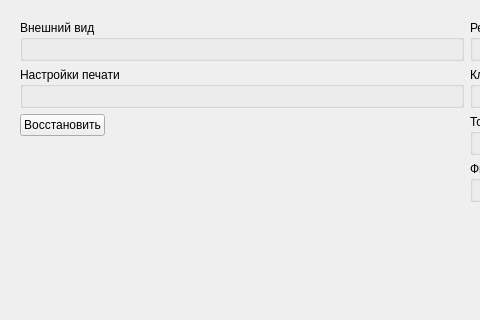
solderercb/snap_crm, file widgets/settingstabwidgets/ssettingspageuser.ui: the form before one commit; both pictures show x 0 to 480 and y 0 to 320 of the 1424 by 536 pixel window.
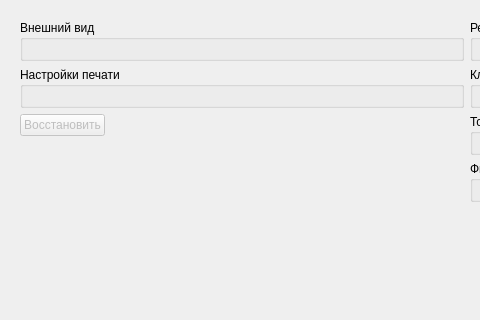
The form after the commit.

```diff
--- a/widgets/settingstabwidgets/ssettingspageuser.ui
+++ b/widgets/settingstabwidgets/ssettingspageuser.ui
@@ -202,6 +202,9 @@
           <layout class="QGridLayout" name="gridLayout_5">
            <item row="0" column="0">
             <widget class="QPushButton" name="pushButtonDefaults">
+             <property name="enabled">
+              <bool>false</bool>
+             </property>
              <property name="text">
               <string>Восстановить</string>
              </property>
```
